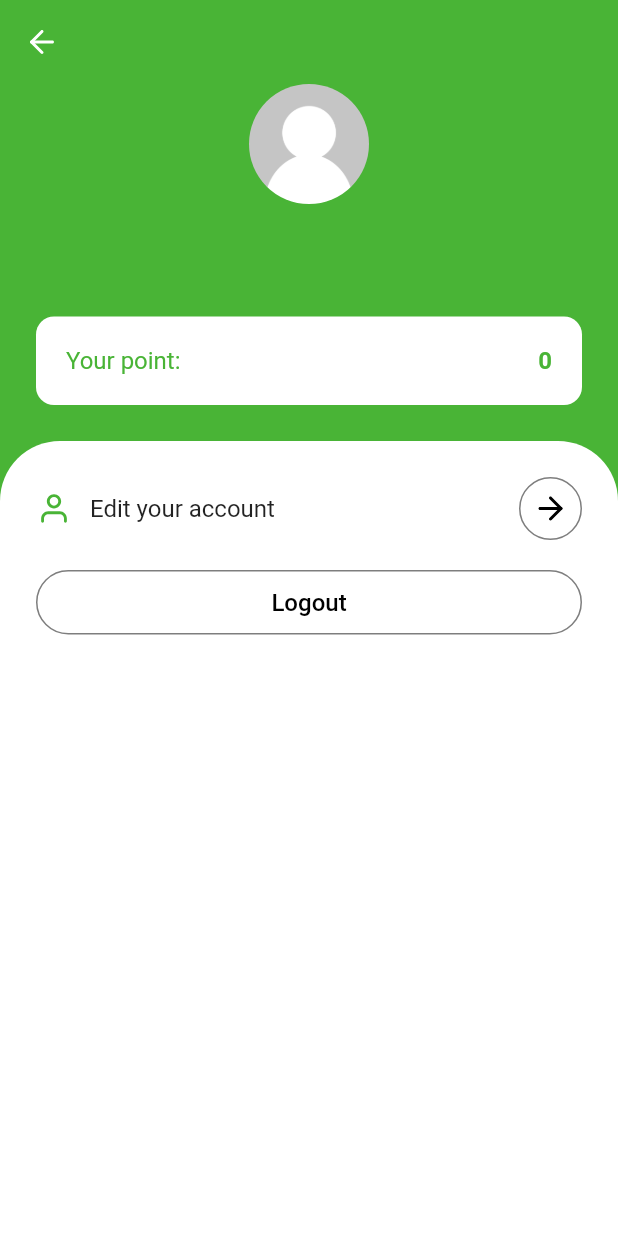
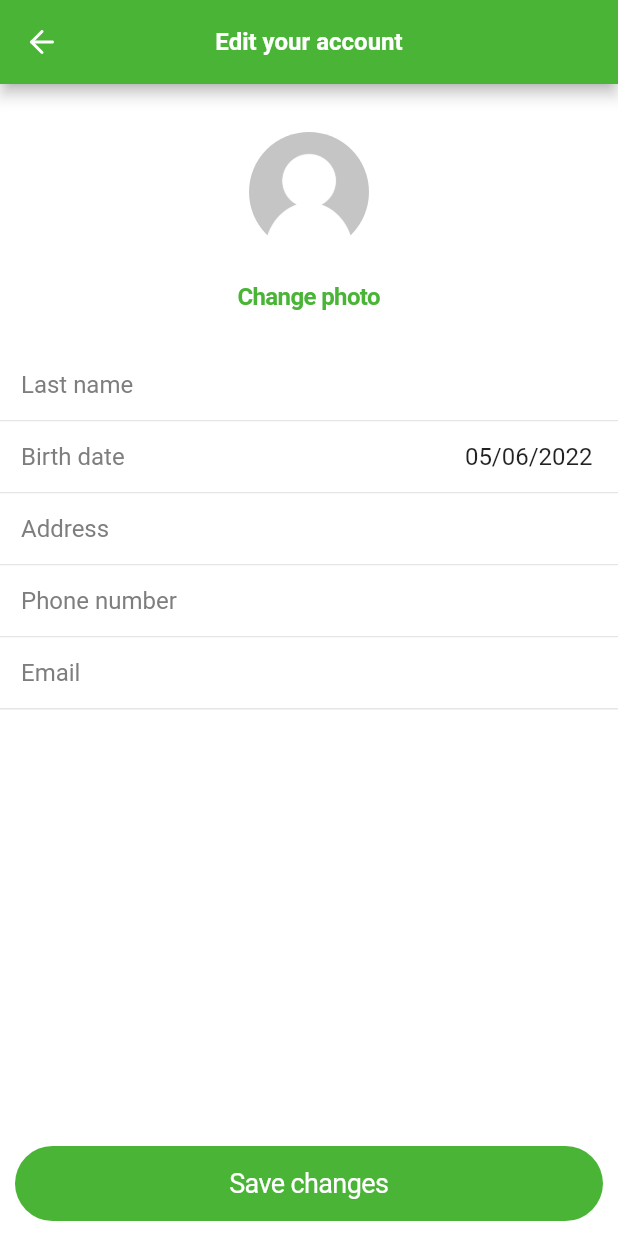
Before and after one commit to hienlh/h_flutter_base, a Flutter app: the MainPage screen opened by its route, after a tap on "Edit your account", on a phone screen of 412 x 824 dp. Run offline on Flutter 3.47's test engine with Material 2 defaults, Android fonts, the phone set to English and light mode, and no system bars; drawn by our look-alikes of modal_bottom_sheet; our stand-ins replace cached_network_image, connectivity_plus, flutter_dotenv, flutter_svg, freezed_annotation, get and 13 more; missing offline and left inert: adaptive_action_sheet; accounts and stored records are empty.

Commit message:
feat: edit profile page

```diff
--- a/lib/l10n/intl_en.arb
+++ b/lib/l10n/intl_en.arb
@@ -26,5 +26,16 @@
     "resendOtpAfter": "Resend OTP after",
     "yourPoint": "Your point",
     "editAccount": "Edit your account",
-    "logout": "Logout"
+    "logout": "Logout",
+    "saveChanges": "Save changes",
+    "selectPictureFrom": "Select picture from",
+    "camera": "Camera",
+    "gallery": "Gallery",
+    "cancel": "Cancel",
+    "lastName": "Last name",
+    "birthDate": "Birth date",
+    "address": "Address",
+    "errorPhoneIncorrect": "Phone number is incorrect",
+    "errorEmailIncorrect": "Email address is incorrect",
+    "success": "Success"
 }
--- a/lib/src/routes.dart
+++ b/lib/src/routes.dart
@@ -4,6 +4,7 @@ import 'package:trihai_admin_app/src/ui/pages/main/main_page.dart';
 
 import 'controllers/auth_controller.dart';
 import 'data/models/entities/user_entity.dart';
+import 'ui/pages/edit_profile/edit_profile_page.dart';
 import 'ui/pages/login/login_page.dart';
 import 'ui/pages/otp/otp_page.dart';
 import 'ui/pages/splash/splash_page.dart';
@@ -30,6 +31,11 @@ final List<GetPage> getPages = [
   GetPage(name: Routes.login, page: () => LoginPage(), binding: LoginBinding()),
   GetPage(name: Routes.otp, page: () => OtpPage()),
   GetPage(name: Routes.main, page: () => MainPage()),
+  GetPage(
+    name: Routes.editProfile,
+    page: () => EditProfilePage(),
+    binding: EditProfileBinding(),
+  ),
 ];
 
 bool handlePrivateRoutes(Routing? r) {
--- /dev/null
+++ b/lib/src/ui/pages/edit_profile/edit_profile_controller.dart
@@ -0,0 +1,79 @@
+import 'dart:io';
+
+import 'package:get/get.dart';
+
+import '../../../../generated/l10n.dart';
+import '../../../controllers/auth_controller.dart';
+import '../../../data/models/entities/user_entity.dart';
+import '../../../data/models/enums/load_status.dart';
+import '../../../data/repositories/user_repository.dart';
+import '../../../utils/app_utils.dart';
+
+class EditProfileController extends GetxController {
+  final UserRepository _userRepo;
+  final AuthController _authController;
+
+  EditProfileController(this._userRepo, this._authController)
+      : _currentUser = Rx<UserEntity?>(_authController.currentUser) {
+    _authController.addListener(() {
+      _currentUser.value = _authController.currentUser;
+    });
+  }
+
+  late final Rx<UserEntity?> _currentUser;
+  UserEntity? get currentUser => _currentUser.value;
+
+  final _isUploading = false.obs;
+  bool get isUploading => _isUploading.value;
+
+  final _percent = Rx<double>(0);
+  double get percent => _percent.value;
+
+  final loadStatus = LoadStatus.initial.obs;
+  final uploadAvatarStatus = LoadStatus.initial.obs;
+
+  void changeValue({
+    String? fullName,
+    DateTime? dateOfBirth,
+    String? address,
+    String? phone,
+    String? email,
+  }) {
+    _currentUser.value = currentUser?.copyWith(
+      fullName: fullName ?? currentUser!.fullName,
+      dateOfBirth: dateOfBirth ?? currentUser!.dateOfBirth,
+      address: address ?? currentUser!.address,
+      phone: phone ?? currentUser!.phone,
+      email: email ?? currentUser!.email,
+    );
+  }
+
+  Future uploadAvatar(File file) async {
+    try {
+      uploadAvatarStatus.value = LoadStatus.loading;
+      final res = await _userRepo.uploadAvatar(file);
+      _currentUser.value = currentUser?.copyWith(avatarUrl: res.fileUrl);
+      uploadAvatarStatus.value = LoadStatus.success;
+    } catch (e) {
+      uploadAvatarStatus.value = LoadStatus.failure;
+      AppUtils.showError(e);
+      rethrow;
+    }
+  }
+
+  Future save() async {
+    try {
+      if (currentUser == null) return;
+      loadStatus.value = LoadStatus.loading;
+
+      await _userRepo.updateProfile(currentUser!);
+      await _authController.fetchCurrentUserProfile();
+      loadStatus.value = LoadStatus.success;
+      AppUtils.showSuccess(S.current.success);
+    } catch (e) {
+      loadStatus.value = LoadStatus.failure;
+      AppUtils.showError(e);
+      rethrow;
+    }
+  }
+}
--- /dev/null
+++ b/lib/src/ui/pages/edit_profile/edit_profile_page.dart
@@ -0,0 +1,326 @@
+import 'package:flutter/cupertino.dart';
+import 'package:flutter/material.dart';
+import 'package:get/get.dart';
+import 'package:intl/intl.dart' hide TextDirection;
+import 'package:trihai_admin_app/src/base/extensions/context_ext.dart';
+import 'package:trihai_admin_app/src/data/models/enums/load_status.dart';
+import 'package:velocity_x/velocity_x.dart';
+
+import '../../../../generated/l10n.dart';
+import '../../widgets/app_bars/back_app_bar.dart';
+import '../../widgets/buttons/primary_button.dart';
+import '../../widgets/common/h_network_image.dart';
+import '../../widgets/common/h_text_field.dart';
+import '../../widgets/common/image_picker_action_sheet.dart';
+import '../../widgets/common/primary_scaffold.dart';
+import 'edit_profile_controller.dart';
+
+class EditProfileBinding implements Bindings {
+  @override
+  void dependencies() {
+    Get.lazyPut<EditProfileController>(
+        () => EditProfileController(Get.find(), Get.find()));
+  }
+}
+
+class EditProfilePage extends GetView<EditProfileController> {
+  final formKey = GlobalKey<FormState>();
+  @override
+  Widget build(BuildContext context) {
+    return PrimaryScaffold(
+      appBar: BackAppBar(
+        backgroundColor: context.colorScheme.primary,
+        textColor: context.colorScheme.onPrimary,
+        title: S.current.editAccount,
+      ),
+      bottomNavigationBar: SafeArea(
+        child: Padding(
+          padding: const EdgeInsets.all(10.0),
+          child: Obx(
+            () => PrimaryButton(
+              text: S.current.saveChanges,
+              isLoading: controller.loadStatus.value.isLoading,
+              onPressed: () {
+                FocusNode().unfocus();
+                if (formKey.currentState!.validate()) {
+                  controller.save();
+                }
+              },
+            ),
+          ),
+        ),
+      ),
+      backgroundColor: context.colorScheme.background.withOpacity(0.97),
+      body: SafeArea(
+        child: Form(
+          key: formKey,
+          child: SingleChildScrollView(
+            padding: const EdgeInsets.symmetric(vertical: 32),
+            child: Column(
+              crossAxisAlignment: CrossAxisAlignment.stretch,
+              children: [
+                Center(
+                  child: SizedBox(
+                    width: 80,
+                    height: 80,
+                    child: Obx(
+                      () => Stack(
+                        children: [
+                          Positioned.fill(
+                            child: CustomNetworkImage(
+                              controller.currentUser?.avatarUrl,
+                              isAvatar: true,
+                            ),
+                          ),
+                          Center(
+                            child: SizedBox(
+                              height: 112,
+                              width: 112,
+                              child: CircularProgressIndicator(
+                                value: controller
+                                        .uploadAvatarStatus.value.isLoading
+                                    ? null
+                                    : 0,
+                                backgroundColor: Colors.transparent,
+                                valueColor: AlwaysStoppedAnimation<Color>(
+                                    context.colorScheme.primary
+                                        .withOpacity(0.5)),
+                              ),
+                            ),
+                          ),
+                        ],
+                      ),
+                    ),
+                  ),
+                ),
+                4.heightBox,
+                CupertinoButton(
+                  child: 'Change photo'
+                      .text
+                      .fontWeight(FontWeight.bold)
+                      .size(16)
+                      .make(),
+                  onPressed: () async {
+                    final file = await showImagePickerActionSheet(context);
+                    if (file != null) {
+                      await controller.uploadAvatar(file);
+                    }
+                  },
+                ),
+                10.heightBox,
+                Container(
+                  padding: EdgeInsets.all(14),
+                  decoration: BoxDecoration(
+                    border: Border(
+                      bottom: BorderSide(color: context.colorScheme.surface),
+                    ),
+                    color: context.colorScheme.background,
+                  ),
+                  child: Row(
+                    children: [
+                      S.current.lastName.text
+                          .size(16)
+                          .color(context.colorScheme.onSurface)
+                          .make(),
+                      10.widthBox,
+                      Expanded(
+                        child: CustomTextField(
+                          fontSize: 16,
+                          decoration: InputDecoration(
+                            border: InputBorder.none,
+                            contentPadding: EdgeInsets.zero,
+                            isDense: true,
+                          ),
+                          initialValue: controller.currentUser?.fullName ?? '',
+                          textAlign: TextAlign.right,
+                          onChanged: (v) {
+                            controller.changeValue(fullName: v);
+                          },
+                        ),
+                      ),
+                    ],
+                  ),
+                ),
+                Container(
+                  padding: EdgeInsets.all(14),
+                  decoration: BoxDecoration(
+                    border: Border(
+                      bottom: BorderSide(color: context.colorScheme.surface),
+                    ),
+                    color: context.colorScheme.background,
+                  ),
+                  child: Row(
+                    children: [
+                      S.current.birthDate.text
+                          .size(16)
+                          .color(context.colorScheme.onSurface)
+                          .make(),
+                      10.widthBox,
+                      Expanded(
+                        child: InkWell(
+                          onTap: () async {
+                            final date = await showDatePicker(
+                              context: context,
+                              initialDate:
+                                  controller.currentUser?.dateOfBirth ??
+                                      DateTime.now(),
+                              firstDate: DateTime(1910),
+                              lastDate: DateTime.now(),
+                            );
+
+                            controller.changeValue(dateOfBirth: date);
+                          },
+                          child: IgnorePointer(
+                            child: Obx(
+                              () => CustomTextField(
+                                key: ValueKey<DateTime?>(
+                                    controller.currentUser?.dateOfBirth),
+                                fontSize: 16,
+                                decoration: InputDecoration(
+                                  border: InputBorder.none,
+                                  contentPadding: EdgeInsets.zero,
+                                  isDense: true,
+                                ),
+                                initialValue: controller
+                                            .currentUser?.dateOfBirth !=
+                                        null
+                                    ? DateFormat('dd/MM/yyyy').format(
+                                        controller.currentUser!.dateOfBirth!)
+                                    : '',
+                                textAlign: TextAlign.right,
+                                enabled: false,
+                              ),
+                            ),
+                          ),
+                        ),
+                      ),
+                    ],
+                  ),
+                ),
+                Container(
+                  padding: EdgeInsets.all(14),
+                  decoration: BoxDecoration(
+                    border: Border(
+                      bottom: BorderSide(color: context.colorScheme.surface),
+                    ),
+                    color: context.colorScheme.background,
+                  ),
+                  child: Row(
+                    children: [
+                      S.current.address.text
+                          .size(16)
+                          .color(context.colorScheme.onSurface)
+                          .make(),
+                      10.widthBox,
+                      Expanded(
+                        child: CustomTextField(
+                          fontSize: 16,
+                          decoration: InputDecoration(
+                            border: InputBorder.none,
+                            contentPadding: EdgeInsets.zero,
+                            isDense: true,
+                          ),
+                          initialValue: controller.currentUser?.address ?? '',
+                          textAlign: TextAlign.right,
+                          onChanged: (v) {
+                            controller.changeValue(address: v);
+                          },
+                        ),
+                      ),
+                    ],
+                  ),
+                ),
+                Container(
+                  padding: EdgeInsets.all(14),
+                  decoration: BoxDecoration(
+                    border: Border(
+                      bottom: BorderSide(color: context.colorScheme.surface),
+                    ),
+                    color: context.colorScheme.background,
+                  ),
+                  child: Row(
+                    children: [
+                      S.current.phoneNumber.text
+                          .size(16)
+                          .color(context.colorScheme.onSurface)
+                          .make(),
+                      10.widthBox,
+                      Expanded(
+                        child: Directionality(
+                          textDirection: TextDirection.rtl,
+                          child: CustomTextField(
+                            fontSize: 16,
+                            decoration: InputDecoration(
+                              border: InputBorder.none,
+                              contentPadding: EdgeInsets.zero,
+                              isDense: true,
+                            ),
+                            initialValue: controller.currentUser?.phone ?? '',
+                            textAlign: TextAlign.right,
+                            onChanged: (v) {
+                              controller.changeValue(phone: v);
+                            },
+                            keyboardType: TextInputType.phone,
+                            validator: (v) {
+                              if (v != null && !GetUtils.isPhoneNumber(v)) {
+                                return S.current.errorPhoneIncorrect;
+                              }
+                              return null;
+                            },
+                          ),
+                        ),
+                      ),
+                    ],
+                  ),
+                ),
+                Container(
+                  padding: EdgeInsets.all(14),
+                  decoration: BoxDecoration(
+                    border: Border(
+                      bottom: BorderSide(color: context.colorScheme.surface),
+                    ),
+                    color: context.colorScheme.background,
+                  ),
+                  child: Row(
+                    children: [
+                      S.current.email.text
+                          .size(16)
+                          .color(context.colorScheme.onSurface)
+                          .make(),
+                      10.widthBox,
+                      Expanded(
+                        child: Directionality(
+                          textDirection: TextDirection.rtl,
+                          child: CustomTextField(
+                            fontSize: 16,
+                            decoration: InputDecoration(
+                              border: InputBorder.none,
+                              contentPadding: EdgeInsets.zero,
+                              isDense: true,
+                            ),
+                            initialValue: controller.currentUser?.email ?? '',
+                            textAlign: TextAlign.right,
+                            keyboardType: TextInputType.emailAddress,
+                            onChanged: (v) {
+                              controller.changeValue(email: v);
+                            },
+                            validator: (v) {
+                              if (v != null && !GetUtils.isEmail(v)) {
+                                return S.current.errorEmailIncorrect;
+                              }
+                              return null;
+                            },
+                          ),
+                        ),
+                      ),
+                    ],
+                  ),
+                ),
+              ],
+            ),
+          ),
+        ),
+      ),
+    );
+  }
+}
--- a/pubspec.yaml
+++ b/pubspec.yaml
@@ -33,6 +33,8 @@ dependencies:
   google_fonts: ^3.0.1
   cached_network_image: ^3.2.1
   shimmer: ^2.0.0
+  adaptive_action_sheet: ^2.0.1
+  image_picker: ^0.8.5+3
 
 dev_dependencies:
   build_runner: ^2.1.11
```
Also changed, not shown: lib/src/data/models/responses/file_upload_res.dart (added, +22 -0 lines), lib/src/data/providers/api_client.dart (+36 -0 lines), lib/src/data/repositories/user_repository.dart (+8 -0 lines), lib/src/ui/widgets/common/image_picker_action_sheet.dart (added, +42 -0 lines), lib/generated/intl/messages_en.dart, lib/generated/l10n.dart, lib/src/data/models/responses/file_upload_res.freezed.dart (added), lib/src/data/models/responses/file_upload_res.g.dart (added), pubspec.lock.
